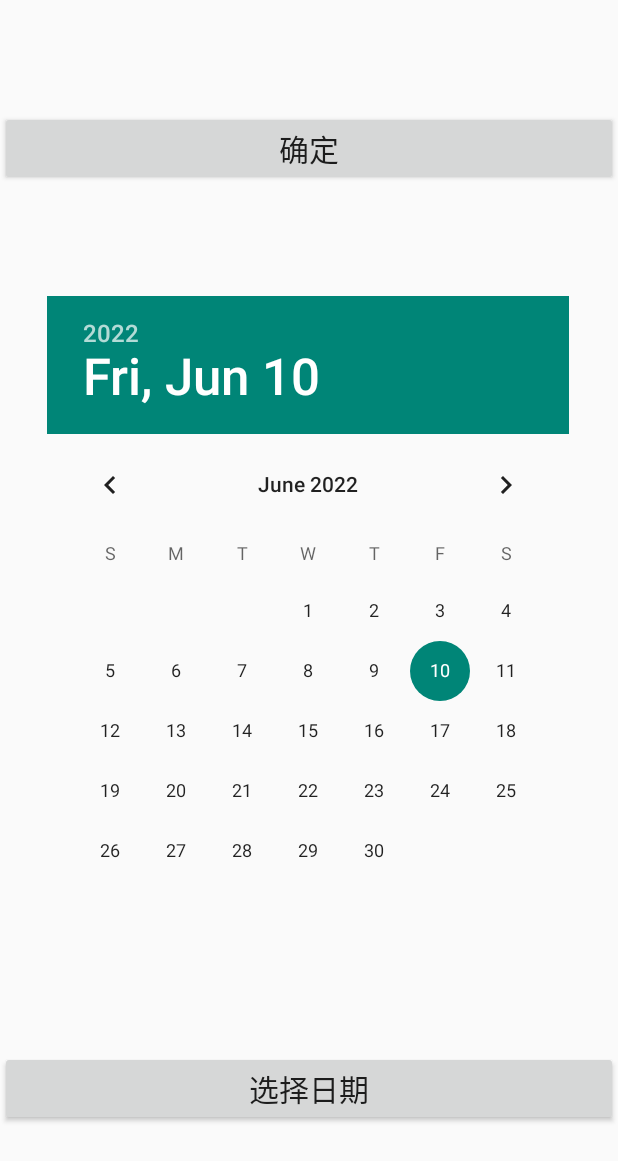
After one commit to universetyg/memorandum, an Android app: the DateDemoActivity screen opened directly, with no data from a screen before it, on a phone screen of 412 x 824 dp. The commit adds this screen. Shown: the top 1161 px of the screen. Run offline under Robolectric (Android 15) with nearby library versions, the light colour scheme and no system bars.

```diff
--- /dev/null
+++ b/app/src/main/java/com/gty/memorandum/activity/DateDemoActivity.java
@@ -0,0 +1,75 @@
+package com.gty.memorandum.activity;
+
+import androidx.appcompat.app.AppCompatActivity;
+
+import android.annotation.SuppressLint;
+import android.app.DatePickerDialog;
+import android.os.Bundle;
+import android.view.View;
+import android.widget.Button;
+import android.widget.DatePicker;
+import android.widget.Toast;
+
+import com.gty.memorandum.R;
+
+import java.util.Calendar;
+
+public class DateDemoActivity extends AppCompatActivity implements DatePickerDialog.OnDateSetListener {
+
+    private DatePicker pickDate;//日期选择器
+    private Button chooseDate;//选择日期
+    private Button sure;//确定
+
+
+    @Override
+    protected void onCreate(Bundle savedInstanceState) {
+        super.onCreate(savedInstanceState);
+        setContentView(R.layout.activity_date_demo);
+
+        chooseDate = findViewById(R.id.chooseDate);
+        sure = findViewById(R.id.sure);
+        pickDate = (DatePicker)findViewById(R.id.pickDate);
+
+        chooseDate.setOnClickListener(new View.OnClickListener() {
+            @Override
+            public void onClick(View view) {
+                if(view.getId()==R.id.chooseDate) {
+                    //获取实例，包含当前年月日
+                    Calendar calendar = Calendar.getInstance();
+                    DatePickerDialog dialog = new DatePickerDialog(DateDemoActivity.this, DateDemoActivity.this,
+                            calendar.get(Calendar.YEAR),
+                            calendar.get(Calendar.MARCH),
+                            calendar.get(Calendar.DAY_OF_MONTH));
+                    dialog.show();
+                }
+            }
+        });
+
+        sure.setOnClickListener(new View.OnClickListener() {
+            @Override
+            public void onClick(View view) {
+                @SuppressLint("DefaultLocale")
+                String desc = String.format("选中日期%d年%d月%d日",pickDate.getYear(),pickDate.getMonth()+1,pickDate.getDayOfMonth());
+                Toast.makeText(DateDemoActivity.this,"当前日期为"+desc,Toast.LENGTH_SHORT).show();
+
+
+            }
+        });
+
+
+    }
+
+
+    public void onDateSet(DatePicker pickDate,int year,int month,int day){
+        String desc = String.format("选中日期%d年%d月%d日",year,month+1,day);
+        Toast.makeText(DateDemoActivity.this,"当前日期为"+desc,Toast.LENGTH_SHORT).show();
+//            tv_disdate.setText(desc);
+    }
+
+    @Override
+    public void onPointerCaptureChanged(boolean hasCapture) {
+        super.onPointerCaptureChanged(hasCapture);
+    }
+
+
+}
--- a/app/src/main/java/com/gty/memorandum/activity/DetailActivity.java
+++ b/app/src/main/java/com/gty/memorandum/activity/DetailActivity.java
@@ -68,6 +68,7 @@ public class DetailActivity extends AppCompatActivity {
 
     }
 
+    @SuppressLint("SetTextI18n")
     public void initView(){
         ed_change_title = findViewById(R.id.ed_change_title);
         tv_time = findViewById(R.id.tv_time);
@@ -110,6 +111,8 @@ public class DetailActivity extends AppCompatActivity {
                 myTodo.setDeadline(tv_time.getText().toString());
                 myTodo.setCreateTime(createTime.getText().toString());
                 myTodo.setUpdateTime(changeTime.getText().toString());
+                myTodo.setAlertItem(true);
+//                myTodo.setClicItem(false);
 //                myTodo.setId(id);
                 updateData(myTodo);
                 Toast.makeText(DetailActivity.this,"修改成功",Toast.LENGTH_SHORT).show();
@@ -183,6 +186,7 @@ public class DetailActivity extends AppCompatActivity {
                         .getTodoDao()
                         .updateMyTodoInfo(myTodo);
                 Log.d("update",myTodo.toString());
+
             }
         }).start();
 
@@ -317,6 +321,7 @@ public class DetailActivity extends AppCompatActivity {
 
         //确定
         timeSure.setOnClickListener(new View.OnClickListener() {
+            @SuppressLint("SetTextI18n")
             @Override
             public void onClick(View view) {
                 //获取的日期时间结果
--- a/app/src/main/java/com/gty/memorandum/receiver/ClockReceiver.java
+++ b/app/src/main/java/com/gty/memorandum/receiver/ClockReceiver.java
@@ -21,6 +21,7 @@ import java.util.Objects;
 public class ClockReceiver extends BroadcastReceiver {
 
     public static final String MINUTES = "MINUTES";
+    public static final String SECONDS = "SECONDS";
     public static final String HOUR = "HOUR";
     public static final String DAY = "DAY";
     List<MyTodo> myTodos = new ArrayList<>();
@@ -31,6 +32,7 @@ public class ClockReceiver extends BroadcastReceiver {
             case Intent.ACTION_TIME_TICK:
                 //每过一分钟 触发
                 Log.d("minute", MINUTES);
+                Log.d("seconds",SECONDS);
                 new Thread(new Runnable() {
                     @Override
                     public void run() {
--- /dev/null
+++ b/app/src/main/res/layout/activity_date_demo.xml
@@ -0,0 +1,43 @@
+<?xml version="1.0" encoding="utf-8"?>
+<androidx.constraintlayout.widget.ConstraintLayout xmlns:android="http://schemas.android.com/apk/res/android"
+    xmlns:app="http://schemas.android.com/apk/res-auto"
+    xmlns:tools="http://schemas.android.com/tools"
+    android:layout_width="match_parent"
+    android:layout_height="match_parent"
+    tools:context=".activity.DateDemoActivity">
+
+
+    <Button
+        android:id="@+id/chooseDate"
+        android:layout_width="match_parent"
+        android:layout_height="50dp"
+        android:gravity="center"
+        android:text="选择日期"
+        android:textSize="20sp"
+        app:layout_constraintBottom_toBottomOf="parent"
+        app:layout_constraintTop_toBottomOf="@+id/pickDate"
+        tools:layout_editor_absoluteX="-66dp" />
+
+    <DatePicker
+        android:id="@+id/pickDate"
+        android:layout_width="wrap_content"
+        android:layout_height="wrap_content"
+        app:layout_constraintBottom_toBottomOf="parent"
+        app:layout_constraintEnd_toEndOf="parent"
+        app:layout_constraintHorizontal_bias="0.491"
+        app:layout_constraintStart_toStartOf="parent"
+        app:layout_constraintTop_toTopOf="parent" />
+
+    <Button
+        android:id="@+id/sure"
+        android:layout_width="match_parent"
+        android:layout_height="50dp"
+        android:gravity="center"
+        android:text="确定"
+        android:textSize="20sp"
+        app:layout_constraintBottom_toTopOf="@+id/pickDate"
+        app:layout_constraintEnd_toEndOf="parent"
+        app:layout_constraintStart_toStartOf="parent"
+        app:layout_constraintTop_toTopOf="parent" />
+
+</androidx.constraintlayout.widget.ConstraintLayout>
--- /dev/null
+++ b/app/src/main/res/layout/dialog_date_picker.xml
@@ -0,0 +1,6 @@
+<?xml version="1.0" encoding="utf-8"?>
+<androidx.constraintlayout.widget.ConstraintLayout xmlns:android="http://schemas.android.com/apk/res/android"
+    android:layout_width="match_parent"
+    android:layout_height="match_parent">
+
+</androidx.constraintlayout.widget.ConstraintLayout>
--- /dev/null
+++ b/app/src/main/res/layout/dialog_time_picker.xml
@@ -0,0 +1,6 @@
+<?xml version="1.0" encoding="utf-8"?>
+<androidx.constraintlayout.widget.ConstraintLayout xmlns:android="http://schemas.android.com/apk/res/android"
+    android:layout_width="match_parent"
+    android:layout_height="match_parent">
+
+</androidx.constraintlayout.widget.ConstraintLayout>
```
Also changed, not shown: app/src/main/AndroidManifest.xml (+12 -7 lines), app/src/main/java/com/gty/memorandum/MainActivity.java (+3 -48 lines), app/src/main/java/com/gty/memorandum/adapter/MyTodoAdapter.java (+8 -1 lines), app/src/main/java/com/gty/memorandum/bean/MyTodo.java (+12 -1 lines), 1 other file.
